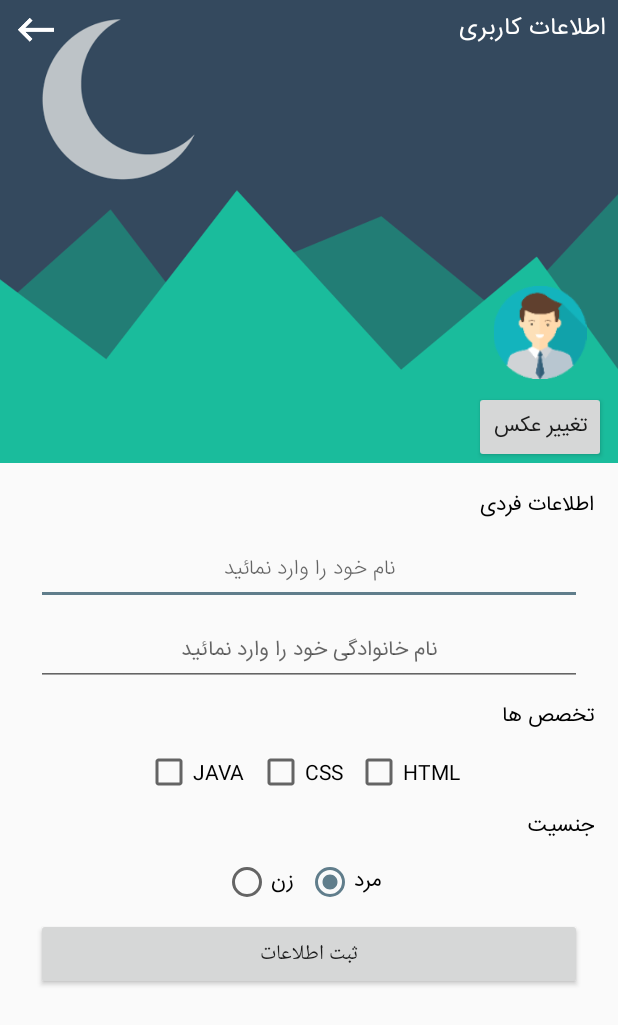
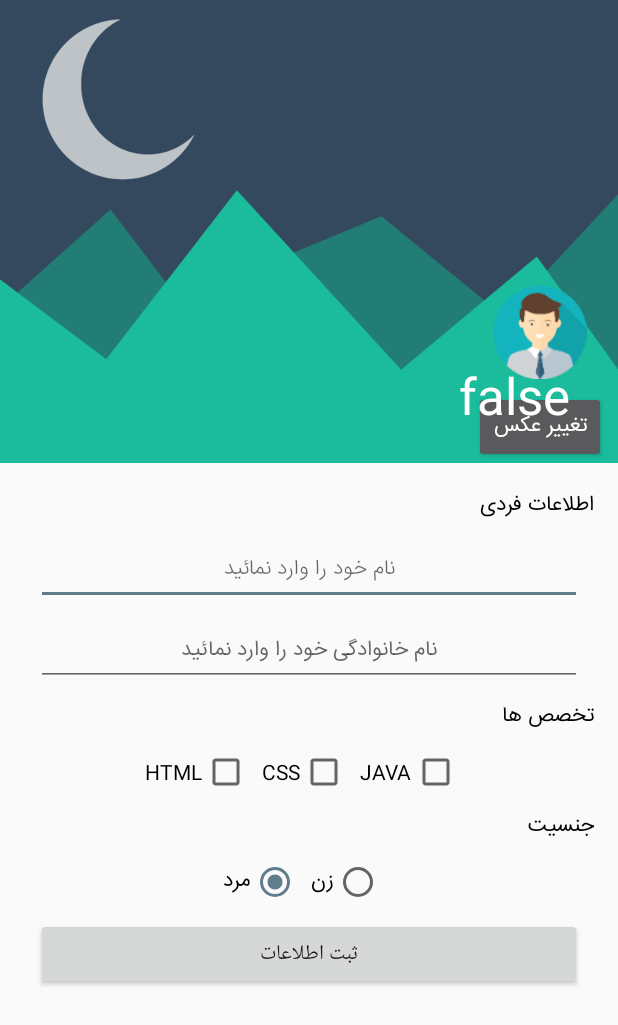
Before and after one commit to Saedf/FirstApp, an Android app: the ProfileActivity screen opened directly, with no data from a screen before it, on a phone screen of 412 x 824 dp. Shown: the top 1025 px of the screen. Run offline under Robolectric (Android 15) with nearby library versions, the light colour scheme and no system bars; network calls fail; 2 statements that could not run were skipped.

Commit message:
Start Session 25

```diff
--- a/app/src/main/AndroidManifest.xml
+++ b/app/src/main/AndroidManifest.xml
@@ -18,7 +18,9 @@
                 <category android:name="android.intent.category.LAUNCHER" />
             </intent-filter>
         </activity>
-        <activity android:name=".ProfileActivity" />
+        <activity android:name=".ProfileActivity"
+            android:windowSoftInputMode="stateHidden"
+            android:label="پروفایل کاربر"/>
         <activity android:name=".NewsActivity" />
         <activity android:name=".FragmentActivity" />
         <activity android:name=".BotickActivity" android:label="بوتیک" />
--- a/app/src/main/res/layout/activity_profile.xml
+++ b/app/src/main/res/layout/activity_profile.xml
@@ -1,10 +1,28 @@
 <?xml version="1.0" encoding="utf-8"?>
-<RelativeLayout xmlns:android="http://schemas.android.com/apk/res/android"
+<android.support.design.widget.CoordinatorLayout xmlns:android="http://schemas.android.com/apk/res/android"
     xmlns:app="http://schemas.android.com/apk/res-auto"
     xmlns:tools="http://schemas.android.com/tools"
     android:layout_width="match_parent"
     android:layout_height="match_parent"
+    android:layoutDirection="rtl"
     tools:context=".ProfileActivity">
+
+    <android.support.design.widget.AppBarLayout
+        android:layout_width="match_parent"
+        android:layout_height="wrap_content"
+        android:theme="@style/ThemeOverlay.AppCompat.Dark">
+
+        <android.support.design.widget.CollapsingToolbarLayout
+            android:layout_width="match_parent"
+            android:layout_height="wrap_content"
+            app:contentScrim="@color/colorPrimary"
+            app:layout_scrollFlags="scroll|exitUntilCollapsed"
+            app:title="false">
+
+            <RelativeLayout
+                android:layout_width="match_parent"
+                android:layout_height="wrap_content"
+                app:layout_collapseMode="parallax">
 
                 <ImageView
                     android:id="@+id/iv_profileActivity_backgroundImage"
@@ -14,35 +32,6 @@
                     android:scaleType="centerCrop"
                     android:src="@drawable/form_background" />
 
-    <RelativeLayout
-        android:layout_width="match_parent"
-        android:layout_height="wrap_content">
-
-        <TextView
-            android:id="@+id/tv_profileActivity_informationUser"
-            android:layout_width="wrap_content"
-            android:layout_height="wrap_content"
-            android:layout_alignParentRight="true"
-            android:layout_centerVertical="true"
-            android:layout_marginRight="@dimen/standard_margin"
-            android:layout_marginTop="@dimen/standard_margin"
-            android:fontFamily="@font/iranian_sans"
-            android:text="اطلاعات کاربری"
-            android:textColor="@android:color/white"
-            android:textSize="@dimen/large_font_size" />
-
-        <ImageButton
-            android:id="@+id/imgbtn_profileActivity_buttonBack"
-            android:layout_width="@dimen/action_button_size"
-            android:layout_height="@dimen/action_button_size"
-            android:layout_alignParentLeft="true"
-            android:layout_centerVertical="true"
-            android:layout_marginLeft="@dimen/standard_margin"
-            android:layout_marginTop="@dimen/standard_margin"
-            android:background="@null"
-            android:src="@drawable/ic_action_back_white" />
-
-    </RelativeLayout>
                 <Button
                     android:id="@+id/btn_profileAcivity_changePicture"
                     android:layout_width="wrap_content"
@@ -52,7 +41,8 @@
                     android:layout_marginRight="@dimen/standard_margin"
                     android:layout_marginTop="@dimen/standard_margin"
                     android:fontFamily="@font/iranian_sans"
-        android:text="تغییر عکس"/>
+                    android:text="تغییر عکس" />
+
                 <ImageView
                     android:id="@+id/iv_profielActivity_imageUser"
                     android:layout_width="0dp"
@@ -60,127 +50,154 @@
                     android:layout_above="@id/btn_profileAcivity_changePicture"
                     android:layout_alignLeft="@id/btn_profileAcivity_changePicture"
                     android:layout_alignRight="@id/btn_profileAcivity_changePicture"
-        android:src="@mipmap/default_avatar"/>
-  <ScrollView
-      android:id="@+id/scrolview_profileActicity"
+                    android:src="@mipmap/default_avatar" />
+            </RelativeLayout>
+
+            <android.support.v7.widget.Toolbar
+                android:layout_width="match_parent"
+                android:layout_height="?attr/actionBarSize"
+                app:layout_collapseMode="pin">
+
+
+            </android.support.v7.widget.Toolbar>
+        </android.support.design.widget.CollapsingToolbarLayout>
+
+    </android.support.design.widget.AppBarLayout>
+
+
+    <android.support.v4.widget.NestedScrollView
         android:layout_width="match_parent"
         android:layout_height="wrap_content"
-      android:layout_below="@id/iv_profileActivity_backgroundImage">
+        android:layout_below="@id/iv_profileActivity_backgroundImage"
+        app:layout_behavior="@string/appbar_scrolling_view_behavior">
+
         <LinearLayout
             android:id="@+id/ll_profileActivity"
             android:layout_width="match_parent"
             android:layout_height="wrap_content"
-          android:layout_below="@id/scrolview_profileActicity"
-          android:padding="@dimen/standard_margin_x2"
-          android:orientation="vertical">
+            android:orientation="vertical"
+            android:padding="@dimen/standard_margin_x2">
+
             <TextView
                 android:layout_width="wrap_content"
                 android:layout_height="wrap_content"
                 android:layout_gravity="right"
+                android:layout_marginBottom="@dimen/standard_margin"
+                android:fontFamily="@font/iranian_sans"
                 android:text="اطلاعات فردی"
                 android:textColor="@android:color/black"
-              android:fontFamily="@font/iranian_sans"
-              android:layout_marginBottom="@dimen/standard_margin"
-              android:textSize="@dimen/normal_font_size"/>
+                android:textSize="@dimen/normal_font_size" />
+
             <EditText
                 android:id="@+id/editText_profileActivity_firstname"
                 android:layout_width="match_parent"
                 android:layout_height="wrap_content"
+                android:layout_marginBottom="@dimen/standard_margin"
+                android:layout_marginLeft="@dimen/standard_margin"
+                android:layout_marginRight="@dimen/standard_margin"
                 android:fontFamily="@font/iranian_sans_light"
-              android:textSize="@dimen/normal_font_size"
-              android:layout_marginBottom="@dimen/standard_margin"
-              android:layout_marginRight="@dimen/standard_margin"
-              android:layout_marginLeft="@dimen/standard_margin"
                 android:hint="نام خود را وارد نمائید"
+                android:maxLength="20"
+                android:maxLines="1"
                 android:textAlignment="center"
-              android:maxLength="20"
-              android:maxLines="1"/>
+                android:textSize="@dimen/normal_font_size" />
+
             <EditText
                 android:id="@+id/editText_profileActivity_Lastname"
                 android:layout_width="match_parent"
                 android:layout_height="wrap_content"
                 android:layout_marginLeft="@dimen/standard_margin"
                 android:layout_marginRight="@dimen/standard_margin"
+                android:fontFamily="@font/iranian_sans"
                 android:hint="نام خانوادگی خود را وارد نمائید"
-              android:fontFamily="@font/iranian_sans"
-              android:textAlignment="center"
                 android:maxLength="30"
                 android:maxLines="1"
-              android:textSize="@dimen/normal_font_size"/>
+                android:textAlignment="center"
+                android:textSize="@dimen/normal_font_size" />
+
             <TextView
                 android:layout_width="wrap_content"
                 android:layout_height="wrap_content"
+                android:layout_gravity="right"
+                android:layout_marginBottom="@dimen/standard_margin"
+                android:layout_marginTop="@dimen/standard_margin"
+                android:fontFamily="@font/iranian_sans"
                 android:text="تخصص ها"
-              android:layout_gravity="right"
-              android:layout_marginTop="@dimen/standard_margin"
-              android:textColor="@android:color/black"
-              android:fontFamily="@font/iranian_sans"
-              android:layout_marginBottom="@dimen/standard_margin"/>
+                android:textColor="@android:color/black" />
+
             <LinearLayout
                 android:layout_width="match_parent"
                 android:layout_height="wrap_content"
                 android:gravity="center"
                 android:orientation="horizontal">
+
                 <CheckBox
                     android:id="@+id/checkbox_profileactivity_isJava"
                     android:layout_width="wrap_content"
                     android:layout_height="wrap_content"
                     android:layout_marginRight="@dimen/standard_margin"
-                  android:text="JAVA"/>
+                    android:text="JAVA" />
+
                 <CheckBox
                     android:id="@+id/checkbox_profileactivity_isCSS"
                     android:layout_width="wrap_content"
                     android:layout_height="wrap_content"
                     android:layout_marginRight="@dimen/standard_margin"
-                  android:text="CSS"/>
+                    android:text="CSS" />
+
                 <CheckBox
                     android:id="@+id/checkbox_profileactivity_isHTML"
                     android:layout_width="wrap_content"
                     android:layout_height="wrap_content"
                     android:layout_marginRight="@dimen/standard_margin"
-                  android:text="HTML"/>
+                    android:text="HTML" />
             </LinearLayout>
+
             <TextView
                 android:layout_width="wrap_content"
                 android:layout_height="wrap_content"
-              android:text="جنسیت"
                 android:layout_gravity="right"
-              android:fontFamily="@font/iranian_sans"
-              android:textColor="@android:color/black"
                 android:layout_marginBottom="@dimen/standard_margin"
                 android:layout_marginTop="@dimen/standard_margin"
-              android:textSize="@dimen/normal_font_size"/>
+                android:fontFamily="@font/iranian_sans"
+                android:text="جنسیت"
+                android:textColor="@android:color/black"
+                android:textSize="@dimen/normal_font_size" />
+
             <RadioGroup
                 android:layout_width="match_parent"
                 android:layout_height="wrap_content"
                 android:layout_marginBottom="@dimen/standard_margin"
                 android:gravity="center"
                 android:orientation="horizontal">
+
                 <RadioButton
                     android:id="@+id/rdb_profielActivity_female"
                     android:layout_width="wrap_content"
                     android:layout_height="wrap_content"
+                    android:layout_marginRight="@dimen/standard_margin"
                     android:fontFamily="@font/iranian_sans"
-                  android:layout_marginRight="@dimen/standard_margin"
-                  android:text="زن"/>
+                    android:text="زن" />
+
                 <RadioButton
                     android:id="@+id/rdb_profielActivity_male"
                     android:layout_width="wrap_content"
                     android:layout_height="wrap_content"
+                    android:layout_marginRight="@dimen/standard_margin"
                     android:checked="true"
                     android:fontFamily="@font/iranian_sans"
-                  android:layout_marginRight="@dimen/standard_margin"
-                  android:text="مرد"/>
+                    android:text="مرد" />
 
             </RadioGroup>
+
             <Button
                 android:id="@+id/btn_profileAcivity_sabtInfo"
                 android:layout_width="match_parent"
                 android:layout_height="wrap_content"
                 android:layout_marginLeft="@dimen/standard_margin"
                 android:layout_marginRight="@dimen/standard_margin"
-              android:text="ثبت اطلاعات"/>
+                android:text="ثبت اطلاعات" />
         </LinearLayout>
-  </ScrollView>
+    </android.support.v4.widget.NestedScrollView>
 
-</RelativeLayout>
+</android.support.design.widget.CoordinatorLayout>
```
Lines whose indentation alone changed are shown as unchanged.
